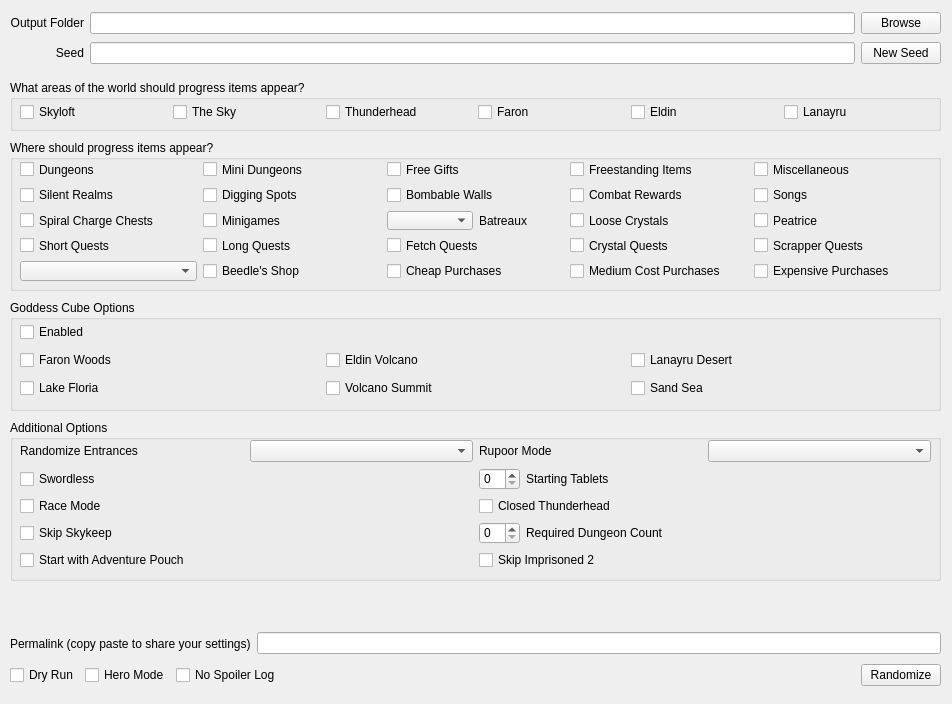
Above: gui/randogui.ui from ssrando/ssrando before the change. Below: the same form after it.
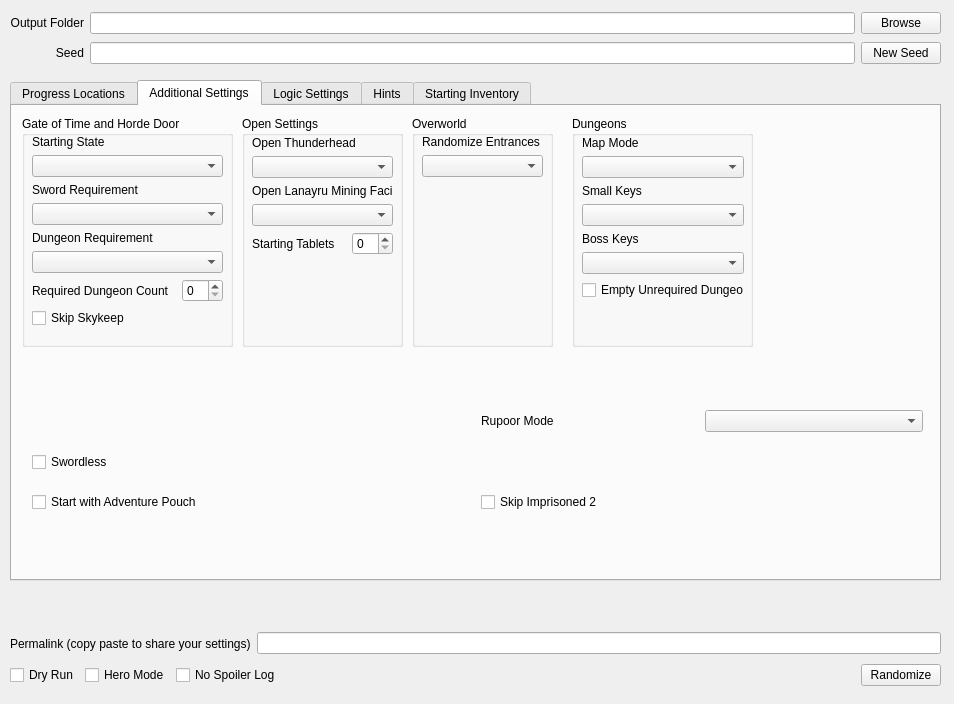
That is the form after the change.

Commit message: ofirst draft of new ui and settings

The edit to the form file:
```diff
--- a/gui/randogui.ui
+++ b/gui/randogui.ui
@@ -6,7 +6,7 @@
    <rect>
     <x>0</x>
     <y>0</y>
-    <width>952</width>
+    <width>954</width>
     <height>704</height>
    </rect>
   </property>
@@ -93,13 +93,190 @@
      </item>
     </layout>
    </widget>
+   <widget class="QWidget" name="horizontalLayoutWidget">
+    <property name="geometry">
+     <rect>
+      <x>10</x>
+      <y>660</y>
+      <width>931</width>
+      <height>31</height>
+     </rect>
+    </property>
+    <layout class="QHBoxLayout" name="horizontalLayout">
+     <item>
+      <widget class="QCheckBox" name="option_dry_run">
+       <property name="text">
+        <string>Dry Run</string>
+       </property>
+      </widget>
+     </item>
+     <item>
+      <widget class="QCheckBox" name="option_hero_mode">
+       <property name="text">
+        <string>Hero Mode</string>
+       </property>
+      </widget>
+     </item>
+     <item>
+      <widget class="QCheckBox" name="option_no_spoiler_log">
+       <property name="text">
+        <string>No Spoiler Log</string>
+       </property>
+      </widget>
+     </item>
+     <item>
+      <spacer name="horizontalSpacer">
+       <property name="orientation">
+        <enum>Qt::Horizontal</enum>
+       </property>
+       <property name="sizeHint" stdset="0">
+        <size>
+         <width>40</width>
+         <height>20</height>
+        </size>
+       </property>
+      </spacer>
+     </item>
+     <item>
+      <widget class="QPushButton" name="randomize_button">
+       <property name="text">
+        <string>Randomize</string>
+       </property>
+      </widget>
+     </item>
+    </layout>
+   </widget>
+   <widget class="QLabel" name="option_description">
+    <property name="enabled">
+     <bool>true</bool>
+    </property>
+    <property name="geometry">
+     <rect>
+      <x>10</x>
+      <y>590</y>
+      <width>931</width>
+      <height>31</height>
+     </rect>
+    </property>
+    <property name="text">
+     <string/>
+    </property>
+   </widget>
+   <widget class="QWidget" name="horizontalLayoutWidget_2">
+    <property name="geometry">
+     <rect>
+      <x>10</x>
+      <y>630</y>
+      <width>931</width>
+      <height>27</height>
+     </rect>
+    </property>
+    <layout class="QHBoxLayout" name="horizontalLayout_3">
+     <item>
+      <widget class="QLabel" name="permalink_label">
+       <property name="text">
+        <string>Permalink (copy paste to share your settings)</string>
+       </property>
+      </widget>
+     </item>
+     <item>
+      <widget class="QLineEdit" name="permalink"/>
+     </item>
+    </layout>
+   </widget>
+   <widget class="QTabWidget" name="tabWidget">
+    <property name="geometry">
+     <rect>
+      <x>10</x>
+      <y>80</y>
+      <width>931</width>
+      <height>501</height>
+     </rect>
+    </property>
+    <property name="toolTip">
+     <string/>
+    </property>
+    <property name="currentIndex">
+     <number>1</number>
+    </property>
+    <widget class="QWidget" name="tab_3">
+     <attribute name="title">
+      <string>Progress Locations</string>
+     </attribute>
+     <widget class="QGroupBox" name="groupBox_4">
+      <property name="geometry">
+       <rect>
+        <x>10</x>
+        <y>10</y>
+        <width>901</width>
+        <height>51</height>
+       </rect>
+      </property>
+      <property name="title">
+       <string>What areas of the world should progress items appear?</string>
+      </property>
+      <widget class="QWidget" name="horizontalLayoutWidget_3">
+       <property name="geometry">
+        <rect>
+         <x>10</x>
+         <y>20</y>
+         <width>891</width>
+         <height>25</height>
+        </rect>
+       </property>
+       <layout class="QHBoxLayout" name="horizontalLayout_4">
+        <item>
+         <widget class="QCheckBox" name="progression_skyloft">
+          <property name="text">
+           <string>Skyloft</string>
+          </property>
+         </widget>
+        </item>
+        <item>
+         <widget class="QCheckBox" name="progression_sky">
+          <property name="text">
+           <string>The Sky</string>
+          </property>
+         </widget>
+        </item>
+        <item>
+         <widget class="QCheckBox" name="progression_thunderhead">
+          <property name="text">
+           <string>Thunderhead</string>
+          </property>
+         </widget>
+        </item>
+        <item>
+         <widget class="QCheckBox" name="progression_faron">
+          <property name="text">
+           <string>Faron</string>
+          </property>
+         </widget>
+        </item>
+        <item>
+         <widget class="QCheckBox" name="progression_eldin">
+          <property name="text">
+           <string>Eldin</string>
+          </property>
+         </widget>
+        </item>
+        <item>
+         <widget class="QCheckBox" name="progression_lanayru">
+          <property name="text">
+           <string>Lanayru</string>
+          </property>
+         </widget>
+        </item>
+       </layout>
+      </widget>
+     </widget>
    <widget class="QGroupBox" name="groupBox">
     <property name="geometry">
      <rect>
       <x>10</x>
-      <y>140</y>
-      <width>931</width>
-      <height>151</height>
+        <y>70</y>
+        <width>901</width>
+        <height>161</height>
      </rect>
     </property>
     <property name="title">
@@ -110,8 +287,8 @@
       <rect>
        <x>10</x>
        <y>20</y>
-       <width>911</width>
-       <height>121</height>
+         <width>891</width>
+         <height>131</height>
       </rect>
      </property>
      <layout class="QGridLayout" name="gridLayout_3">
@@ -291,261 +468,28 @@
        </widget>
       </item>
       <item row="5" column="0">
+         <layout class="QHBoxLayout" name="horizontalLayout_11">
+          <item>
        <widget class="QComboBox" name="option_shopsanity"/>
       </item>
-     </layout>
-    </widget>
-   </widget>
-   <widget class="QGroupBox" name="groupBox_2">
-    <property name="geometry">
-     <rect>
-      <x>10</x>
-      <y>420</y>
-      <width>931</width>
-      <height>161</height>
-     </rect>
-    </property>
-    <property name="title">
-     <string>Additional Options</string>
-    </property>
-    <widget class="QWidget" name="gridLayoutWidget_2">
-     <property name="geometry">
-      <rect>
-       <x>10</x>
-       <y>20</y>
-       <width>911</width>
-       <height>131</height>
-      </rect>
-     </property>
-     <layout class="QGridLayout" name="gridLayout_2">
-      <item row="4" column="3">
-       <widget class="QCheckBox" name="option_skip_imp_2">
-        <property name="text">
-         <string>Skip Imprisoned 2</string>
-        </property>
-       </widget>
-      </item>
-      <item row="3" column="3">
-       <layout class="QHBoxLayout" name="horizontalLayout_5">
         <item>
-         <widget class="QSpinBox" name="option_required_dungeon_count">
-          <property name="enabled">
-           <bool>true</bool>
-          </property>
-          <property name="sizePolicy">
-           <sizepolicy hsizetype="Minimum" vsizetype="Fixed">
-            <horstretch>0</horstretch>
-            <verstretch>0</verstretch>
-           </sizepolicy>
-          </property>
-          <property name="maximumSize">
-           <size>
-            <width>41</width>
-            <height>16777215</height>
-           </size>
-          </property>
-         </widget>
-        </item>
-        <item>
-         <widget class="QLabel" name="label_for_option_required_dungeon_count">
+           <widget class="QLabel" name="label_10">
           <property name="text">
-           <string>Required Dungeon Count</string>
+             <string>Shop Mode</string>
           </property>
          </widget>
         </item>
        </layout>
       </item>
-      <item row="1" column="3">
-       <layout class="QHBoxLayout" name="horizontalLayout_2">
-        <item>
-         <widget class="QSpinBox" name="option_starting_tablet_count">
-          <property name="maximumSize">
-           <size>
-            <width>41</width>
-            <height>16777215</height>
-           </size>
-          </property>
-         </widget>
-        </item>
-        <item>
-         <widget class="QLabel" name="label_for_option_starting_tablet_count">
-          <property name="text">
-           <string>Starting Tablets</string>
-          </property>
-         </widget>
-        </item>
        </layout>
-      </item>
-      <item row="0" column="3">
-       <layout class="QHBoxLayout" name="horizontalLayout_7">
-        <item>
-         <widget class="QLabel" name="label_4">
-          <property name="text">
-           <string>Rupoor Mode</string>
-          </property>
-         </widget>
-        </item>
-        <item>
-         <widget class="QComboBox" name="option_rupoor_mode"/>
-        </item>
-       </layout>
-      </item>
-      <item row="2" column="3">
-       <widget class="QCheckBox" name="option_closed_thunderhead">
-        <property name="text">
-         <string>Closed Thunderhead</string>
-        </property>
-       </widget>
-      </item>
-      <item row="1" column="0">
-       <widget class="QCheckBox" name="option_swordless">
-        <property name="text">
-         <string>Swordless</string>
-        </property>
-       </widget>
-      </item>
-      <item row="2" column="0">
-       <widget class="QCheckBox" name="option_empty_unrequired_dungeons">
-        <property name="text">
-         <string>Race Mode</string>
-        </property>
-       </widget>
-      </item>
-      <item row="3" column="0">
-       <widget class="QCheckBox" name="option_skip_skykeep">
-        <property name="text">
-         <string>Skip Skykeep</string>
-        </property>
-       </widget>
-      </item>
-      <item row="4" column="0">
-       <widget class="QCheckBox" name="option_start_pouch">
-        <property name="text">
-         <string>Start with Adventure Pouch</string>
-        </property>
-       </widget>
-      </item>
-      <item row="0" column="0">
-       <layout class="QHBoxLayout" name="horizontalLayout_9">
-        <item>
-         <widget class="QLabel" name="label">
-          <property name="text">
-           <string>Randomize Entrances</string>
-          </property>
-         </widget>
-        </item>
-        <item>
-         <widget class="QComboBox" name="option_randomize_entrances">
-          <property name="currentText">
-           <string/>
-          </property>
-          <property name="currentIndex">
-           <number>-1</number>
-          </property>
-         </widget>
-        </item>
-       </layout>
-      </item>
-     </layout>
-    </widget>
-   </widget>
-   <widget class="QWidget" name="horizontalLayoutWidget">
-    <property name="geometry">
-     <rect>
-      <x>10</x>
-      <y>660</y>
-      <width>931</width>
-      <height>31</height>
-     </rect>
-    </property>
-    <layout class="QHBoxLayout" name="horizontalLayout">
-     <item>
-      <widget class="QCheckBox" name="option_dry_run">
-       <property name="text">
-        <string>Dry Run</string>
-       </property>
-      </widget>
-     </item>
-     <item>
-      <widget class="QCheckBox" name="option_hero_mode">
-       <property name="text">
-        <string>Hero Mode</string>
-       </property>
-      </widget>
-     </item>
-     <item>
-      <widget class="QCheckBox" name="option_no_spoiler_log">
-       <property name="text">
-        <string>No Spoiler Log</string>
-       </property>
-      </widget>
-     </item>
-     <item>
-      <spacer name="horizontalSpacer">
-       <property name="orientation">
-        <enum>Qt::Horizontal</enum>
-       </property>
-       <property name="sizeHint" stdset="0">
-        <size>
-         <width>40</width>
-         <height>20</height>
-        </size>
-       </property>
-      </spacer>
-     </item>
-     <item>
-      <widget class="QPushButton" name="randomize_button">
-       <property name="text">
-        <string>Randomize</string>
-       </property>
-      </widget>
-     </item>
-    </layout>
-   </widget>
-   <widget class="QLabel" name="option_description">
-    <property name="enabled">
-     <bool>true</bool>
-    </property>
-    <property name="geometry">
-     <rect>
-      <x>10</x>
-      <y>590</y>
-      <width>931</width>
-      <height>31</height>
-     </rect>
-    </property>
-    <property name="text">
-     <string/>
-    </property>
-   </widget>
-   <widget class="QWidget" name="horizontalLayoutWidget_2">
-    <property name="geometry">
-     <rect>
-      <x>10</x>
-      <y>630</y>
-      <width>931</width>
-      <height>27</height>
-     </rect>
-    </property>
-    <layout class="QHBoxLayout" name="horizontalLayout_3">
-     <item>
-      <widget class="QLabel" name="permalink_label">
-       <property name="text">
-        <string>Permalink (copy paste to share your settings)</string>
-       </property>
-      </widget>
-     </item>
-     <item>
-      <widget class="QLineEdit" name="permalink"/>
-     </item>
-    </layout>
+      </widget>
    </widget>
    <widget class="QGroupBox" name="groupBox_3">
     <property name="geometry">
      <rect>
       <x>10</x>
-      <y>300</y>
-      <width>931</width>
+        <y>240</y>
+        <width>901</width>
       <height>111</height>
      </rect>
     </property>
@@ -557,7 +501,7 @@
       <rect>
        <x>10</x>
        <y>20</y>
-       <width>911</width>
+         <width>891</width>
        <height>83</height>
       </rect>
      </property>
@@ -614,71 +558,435 @@
      </layout>
     </widget>
    </widget>
-   <widget class="QGroupBox" name="groupBox_4">
+    </widget>
+    <widget class="QWidget" name="tab_4">
+     <property name="toolTip">
+      <string>&lt;html&gt;&lt;head/&gt;&lt;body&gt;&lt;p&gt;&lt;br/&gt;&lt;/p&gt;&lt;/body&gt;&lt;/html&gt;</string>
+     </property>
+     <attribute name="title">
+      <string>Additional Settings</string>
+     </attribute>
+     <widget class="QGroupBox" name="groupBox_5">
     <property name="geometry">
      <rect>
       <x>10</x>
-      <y>80</y>
-      <width>931</width>
-      <height>51</height>
+        <y>10</y>
+        <width>211</width>
+        <height>231</height>
      </rect>
     </property>
     <property name="title">
-     <string>What areas of the world should progress items appear?</string>
-    </property>
-    <widget class="QWidget" name="horizontalLayoutWidget_3">
+       <string>Gate of Time and Horde Door</string>
+      </property>
+      <widget class="QWidget" name="verticalLayoutWidget">
      <property name="geometry">
       <rect>
        <x>10</x>
+         <y>19</y>
+         <width>191</width>
+         <height>201</height>
+        </rect>
+       </property>
+       <layout class="QVBoxLayout" name="verticalLayout">
+        <item>
+         <layout class="QVBoxLayout" name="verticalLayout_3">
+          <item>
+           <widget class="QLabel" name="label_7">
+            <property name="text">
+             <string>Starting State</string>
+            </property>
+           </widget>
+          </item>
+          <item>
+           <widget class="QComboBox" name="comboBox"/>
+          </item>
+         </layout>
+        </item>
+        <item>
+         <layout class="QVBoxLayout" name="verticalLayout_4">
+          <item>
+           <widget class="QLabel" name="label_6">
+            <property name="text">
+             <string>Sword Requirement</string>
+            </property>
+           </widget>
+          </item>
+          <item>
+           <widget class="QComboBox" name="comboBox_2"/>
+          </item>
+         </layout>
+        </item>
+        <item>
+         <layout class="QVBoxLayout" name="verticalLayout_5">
+          <item>
+           <widget class="QLabel" name="label_5">
+            <property name="text">
+             <string>Dungeon Requirement</string>
+            </property>
+           </widget>
+          </item>
+          <item>
+           <widget class="QComboBox" name="comboBox_3"/>
+          </item>
+          <item>
+           <layout class="QHBoxLayout" name="horizontalLayout_8">
+            <item>
+             <widget class="QLabel" name="label_for_option_required_dungeon_count">
+              <property name="text">
+               <string>Required Dungeon Count</string>
+              </property>
+             </widget>
+            </item>
+            <item>
+             <widget class="QSpinBox" name="option_required_dungeon_count">
+              <property name="enabled">
+               <bool>true</bool>
+              </property>
+              <property name="sizePolicy">
+               <sizepolicy hsizetype="Minimum" vsizetype="Fixed">
+                <horstretch>0</horstretch>
+                <verstretch>0</verstretch>
+               </sizepolicy>
+              </property>
+              <property name="maximumSize">
+               <size>
+                <width>41</width>
+                <height>16777215</height>
+               </size>
+              </property>
+             </widget>
+            </item>
+           </layout>
+          </item>
+         </layout>
+        </item>
+        <item>
+         <widget class="QCheckBox" name="option_skip_skykeep">
+          <property name="text">
+           <string>Skip Skykeep</string>
+          </property>
+         </widget>
+        </item>
+        <item>
+         <spacer name="verticalSpacer_3">
+          <property name="orientation">
+           <enum>Qt::Vertical</enum>
+          </property>
+          <property name="sizeHint" stdset="0">
+           <size>
+            <width>20</width>
+            <height>40</height>
+           </size>
+          </property>
+         </spacer>
+        </item>
+       </layout>
+      </widget>
+     </widget>
+     <widget class="QWidget" name="gridLayoutWidget_2">
+      <property name="geometry">
+       <rect>
+        <x>20</x>
+        <y>290</y>
+        <width>891</width>
+        <height>131</height>
+       </rect>
+      </property>
+      <layout class="QGridLayout" name="gridLayout_2">
+       <item row="3" column="3">
+        <widget class="QCheckBox" name="option_skip_imp_2">
+         <property name="text">
+          <string>Skip Imprisoned 2</string>
+         </property>
+        </widget>
+       </item>
+       <item row="1" column="0">
+        <widget class="QCheckBox" name="option_swordless">
+         <property name="text">
+          <string>Swordless</string>
+         </property>
+        </widget>
+       </item>
+       <item row="0" column="3">
+        <layout class="QHBoxLayout" name="horizontalLayout_7">
+         <item>
+          <widget class="QLabel" name="label_4">
+           <property name="text">
+            <string>Rupoor Mode</string>
+           </property>
+          </widget>
+         </item>
+         <item>
+          <widget class="QComboBox" name="option_rupoor_mode"/>
+         </item>
+        </layout>
+       </item>
+       <item row="3" column="0">
+        <widget class="QCheckBox" name="option_start_pouch">
+         <property name="text">
+          <string>Start with Adventure Pouch</string>
+         </property>
+        </widget>
+       </item>
+       <item row="0" column="0">
+        <layout class="QHBoxLayout" name="horizontalLayout_9"/>
+       </item>
+       <item row="1" column="1">
+        <layout class="QHBoxLayout" name="horizontalLayout_2"/>
+       </item>
+      </layout>
+     </widget>
+     <widget class="QGroupBox" name="groupBox_2">
+      <property name="geometry">
+       <rect>
+        <x>230</x>
+        <y>10</y>
+        <width>161</width>
+        <height>231</height>
+       </rect>
+      </property>
+      <property name="title">
+       <string>Open Settings</string>
+      </property>
+      <widget class="QWidget" name="verticalLayoutWidget_2">
+       <property name="geometry">
+        <rect>
+         <x>10</x>
        <y>20</y>
-       <width>911</width>
-       <height>25</height>
-      </rect>
-     </property>
-     <layout class="QHBoxLayout" name="horizontalLayout_4">
+         <width>141</width>
+         <height>201</height>
+        </rect>
+       </property>
+       <layout class="QVBoxLayout" name="verticalLayout_2">
       <item>
-       <widget class="QCheckBox" name="progression_skyloft">
+         <layout class="QVBoxLayout" name="verticalLayout_6">
+          <item>
+           <widget class="QLabel" name="label_8">
         <property name="text">
-         <string>Skyloft</string>
+             <string>Open Thunderhead</string>
         </property>
        </widget>
       </item>
       <item>
-       <widget class="QCheckBox" name="progression_sky">
+           <widget class="QComboBox" name="option_closed_thunderhead"/>
+          </item>
+         </layout>
+        </item>
+        <item>
+         <layout class="QVBoxLayout" name="verticalLayout_8">
+          <item>
+           <widget class="QLabel" name="label_9">
         <property name="text">
-         <string>The Sky</string>
+             <string>Open Lanayru Mining Facility</string>
         </property>
        </widget>
       </item>
       <item>
-       <widget class="QCheckBox" name="progression_thunderhead">
+           <widget class="QComboBox" name="comboBox_5"/>
+          </item>
+         </layout>
+        </item>
+        <item>
+         <layout class="QHBoxLayout" name="horizontalLayout_10">
+          <item>
+           <widget class="QLabel" name="label_for_option_starting_tablet_count">
         <property name="text">
-         <string>Thunderhead</string>
+             <string>Starting Tablets</string>
         </property>
        </widget>
       </item>
       <item>
-       <widget class="QCheckBox" name="progression_faron">
+           <widget class="QSpinBox" name="option_starting_tablet_count">
+            <property name="maximumSize">
+             <size>
+              <width>41</width>
+              <height>16777215</height>
+             </size>
+            </property>
+           </widget>
+          </item>
+         </layout>
+        </item>
+        <item>
+         <spacer name="verticalSpacer_2">
+          <property name="orientation">
+           <enum>Qt::Vertical</enum>
+          </property>
+          <property name="sizeHint" stdset="0">
+           <size>
+            <width>20</width>
+            <height>40</height>
+           </size>
+          </property>
+         </spacer>
+        </item>
+       </layout>
+      </widget>
+     </widget>
+     <widget class="QGroupBox" name="groupBox_6">
+      <property name="geometry">
+       <rect>
+        <x>400</x>
+        <y>10</y>
+        <width>141</width>
+        <height>231</height>
+       </rect>
+      </property>
+      <property name="title">
+       <string>Overworld</string>
+      </property>
+      <widget class="QWidget" name="verticalLayoutWidget_4">
+       <property name="geometry">
+        <rect>
+         <x>10</x>
+         <y>19</y>
+         <width>121</width>
+         <height>191</height>
+        </rect>
+       </property>
+       <layout class="QVBoxLayout" name="verticalLayout_7">
+        <item>
+         <layout class="QVBoxLayout" name="verticalLayout_9">
+          <item>
+           <widget class="QLabel" name="label">
         <property name="text">
-         <string>Faron</string>
+             <string>Randomize Entrances</string>
         </property>
        </widget>
       </item>
       <item>
-       <widget class="QCheckBox" name="progression_eldin">
+           <widget class="QComboBox" name="option_randomize_entrances">
+            <property name="currentText">
+             <string/>
+            </property>
+            <property name="currentIndex">
+             <number>-1</number>
+            </property>
+           </widget>
+          </item>
+          <item>
+           <spacer name="verticalSpacer">
+            <property name="orientation">
+             <enum>Qt::Vertical</enum>
+            </property>
+            <property name="sizeType">
+             <enum>QSizePolicy::MinimumExpanding</enum>
+            </property>
+            <property name="sizeHint" stdset="0">
+             <size>
+              <width>20</width>
+              <height>70</height>
+             </size>
+            </property>
+           </spacer>
+          </item>
+         </layout>
+        </item>
+       </layout>
+      </widget>
+     </widget>
+     <widget class="QGroupBox" name="groupBox_7">
+      <property name="geometry">
+       <rect>
+        <x>560</x>
+        <y>10</y>
+        <width>181</width>
+        <height>231</height>
+       </rect>
+      </property>
+      <property name="title">
+       <string>Dungeons</string>
+      </property>
+      <widget class="QWidget" name="verticalLayoutWidget_7">
+       <property name="geometry">
+        <rect>
+         <x>10</x>
+         <y>20</y>
+         <width>162</width>
+         <height>201</height>
+        </rect>
+       </property>
+       <layout class="QVBoxLayout" name="verticalLayout_10">
+        <item>
+         <layout class="QVBoxLayout" name="verticalLayout_11">
+          <item>
+           <widget class="QLabel" name="label_11">
         <property name="text">
-         <string>Eldin</string>
+             <string>Map Mode</string>
         </property>
        </widget>
       </item>
       <item>
-       <widget class="QCheckBox" name="progression_lanayru">
+           <widget class="QComboBox" name="comboBox_4"/>
+          </item>
+         </layout>
+        </item>
+        <item>
+         <layout class="QVBoxLayout" name="verticalLayout_12">
+          <item>
+           <widget class="QLabel" name="label_12">
         <property name="text">
-         <string>Lanayru</string>
+             <string>Small Keys</string>
         </property>
        </widget>
       </item>
-     </layout>
+          <item>
+           <widget class="QComboBox" name="comboBox_7"/>
+          </item>
+         </layout>
+        </item>
+        <item>
+         <layout class="QVBoxLayout" name="verticalLayout_13">
+          <item>
+           <widget class="QLabel" name="label_13">
+            <property name="text">
+             <string>Boss Keys</string>
+            </property>
+           </widget>
+          </item>
+          <item>
+           <widget class="QComboBox" name="comboBox_6"/>
+          </item>
+         </layout>
+        </item>
+        <item>
+         <widget class="QCheckBox" name="option_empty_unrequired_dungeons">
+          <property name="text">
+           <string>Empty Unrequired Dungeons</string>
+          </property>
+         </widget>
+        </item>
+        <item>
+         <spacer name="verticalSpacer_4">
+          <property name="orientation">
+           <enum>Qt::Vertical</enum>
+          </property>
+          <property name="sizeHint" stdset="0">
+           <size>
+            <width>20</width>
+            <height>40</height>
+           </size>
+          </property>
+         </spacer>
+        </item>
+       </layout>
+      </widget>
+     </widget>
+    </widget>
+    <widget class="QWidget" name="tab_5">
+     <attribute name="title">
+      <string>Logic Settings</string>
+     </attribute>
+    </widget>
+    <widget class="QWidget" name="tab_7">
+     <attribute name="title">
+      <string>Hints</string>
+     </attribute>
+    </widget>
+    <widget class="QWidget" name="tab_6">
+     <attribute name="title">
+      <string>Starting Inventory</string>
+     </attribute>
     </widget>
    </widget>
   </widget>
```
Lines whose indentation alone changed are shown as unchanged. The commit also changes 1 other file.
